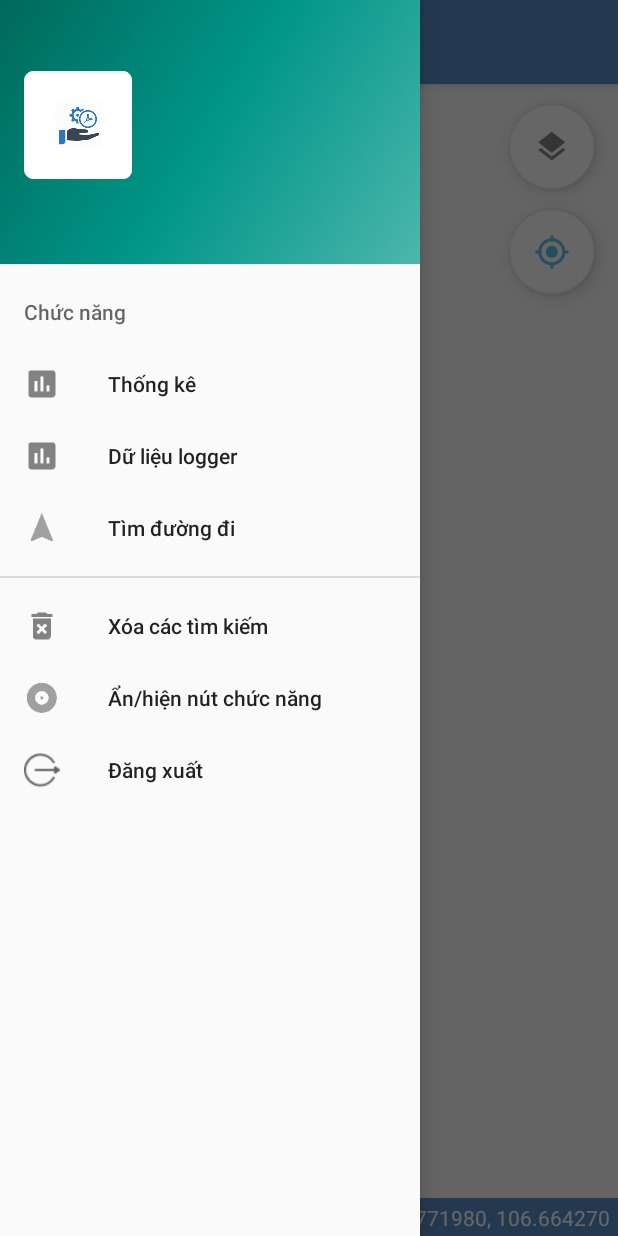
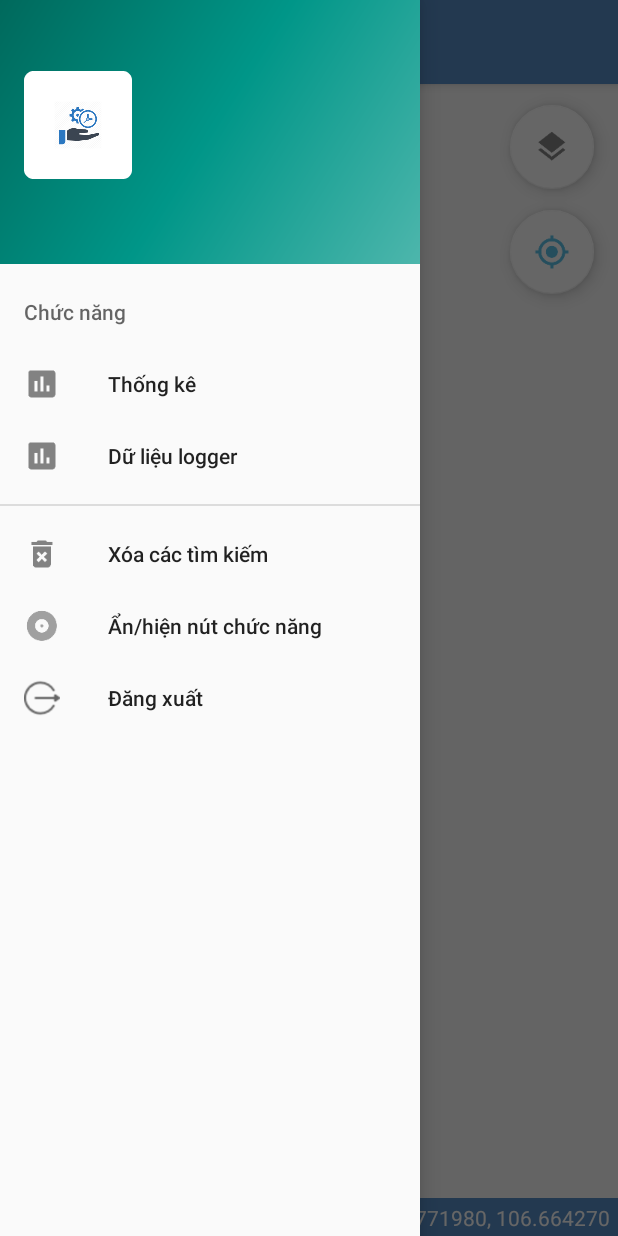
Before and after one commit to DITAGIS/HCM_TanHoa_Android_QLTS, an Android app: the QuanLyTaiSan screen opened directly, with no data from a screen before it, with the side drawer open, on a phone screen of 412 x 824 dp. Run offline under Robolectric (Android 15) with nearby library versions, the phone set to English and light mode, and no system bars; libraries missing offline, so code that uses them is left out: com.esri.arcgisruntime; plain views replace MapView.

Commit message:
v1.3.3: Bỏ tìm đường

```diff
--- a/app/build.gradle
+++ b/app/build.gradle
@@ -9,7 +9,7 @@ android {
         minSdkVersion 21
         targetSdkVersion 26
         versionCode 1
-        versionName "1.3.2"
+        versionName "1.3.3"
         testInstrumentationRunner "android.support.test.runner.AndroidJUnitRunner"
         multiDexEnabled true
     }
--- a/app/src/main/java/hcm/ditagis/com/tanhoa/qlts/QuanLyTaiSan.java
+++ b/app/src/main/java/hcm/ditagis/com/tanhoa/qlts/QuanLyTaiSan.java
@@ -874,10 +874,6 @@ public class QuanLyTaiSan extends AppCompatActivity implements NavigationView.On
             case R.id.nav_tracuu:
 //                traCuu.start();
                 break;
-            case R.id.nav_find_route:
-                intent = new Intent(this, FindRouteActivity.class);
-                this.startActivity(intent);
-                break;
             case R.id.nav_visible_float_button:
                 toogleFloatButton();
                 break;
--- a/app/src/main/res/menu/activity_quan_ly_su_co_drawer.xml
+++ b/app/src/main/res/menu/activity_quan_ly_su_co_drawer.xml
@@ -37,12 +37,8 @@
                 <item
                     android:id="@+id/nav_tracuu"
                     android:icon="@drawable/ic_search"
-                    android:visible="false"
-                    android:title="@string/nav_tra_cuu" />
-                <item
-                    android:id="@+id/nav_find_route"
-                    android:icon="@drawable/ic_navigation"
-                    android:title="@string/nav_find_route" />
+                    android:title="@string/nav_tra_cuu"
+                    android:visible="false" />
             </group>
         </menu>
     </item>
```
